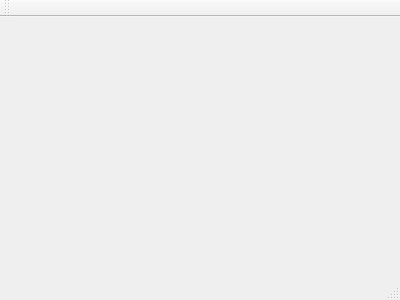
2GAPUH/ChatApplication, file Client/mainwindow.ui: the form before one commit.
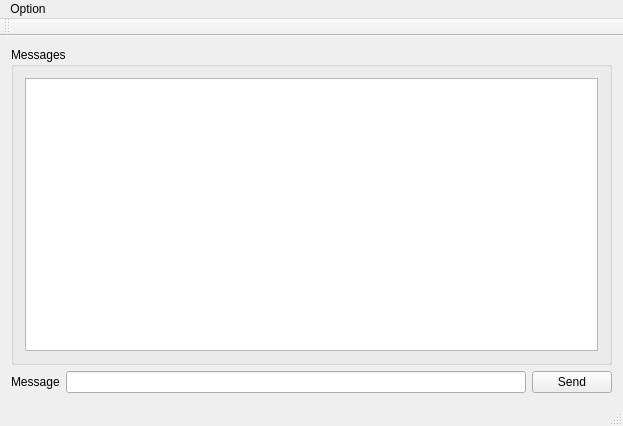
The form after the commit.

```diff
--- a/Client/mainwindow.ui
+++ b/Client/mainwindow.ui
@@ -1,24 +1,93 @@
 <ui version="4.0">
  <class>MainWindow</class>
- <widget class="QMainWindow" name="MainWindow" >
-  <property name="geometry" >
+ <widget class="QMainWindow" name="MainWindow">
+  <property name="geometry">
    <rect>
     <x>0</x>
     <y>0</y>
-    <width>400</width>
-    <height>300</height>
+    <width>623</width>
+    <height>426</height>
    </rect>
   </property>
   <property name="windowTitle" >
    <string>MainWindow</string>
   </property>
-  <widget class="QMenuBar" name="menuBar" />
-  <widget class="QToolBar" name="mainToolBar" />
-  <widget class="QWidget" name="centralWidget" />
-  <widget class="QStatusBar" name="statusBar" />
+  <widget class="QWidget" name="centralWidget">
+   <layout class="QVBoxLayout" name="verticalLayout_2">
+    <item>
+     <widget class="QGroupBox" name="groupBox">
+      <property name="title">
+       <string>Messages</string>
+      </property>
+      <layout class="QVBoxLayout" name="verticalLayout">
+       <item>
+        <widget class="QListWidget" name="lstMessages"/>
+       </item>
+      </layout>
+     </widget>
+    </item>
+    <item>
+     <layout class="QHBoxLayout" name="horizontalLayout">
+      <item>
+       <widget class="QLabel" name="label">
+        <property name="text">
+         <string>Message</string>
+        </property>
+       </widget>
+      </item>
+      <item>
+       <widget class="QLineEdit" name="lnMessage"/>
+      </item>
+      <item>
+       <widget class="QPushButton" name="btnSend">
+        <property name="text">
+         <string>Send</string>
+        </property>
+       </widget>
+      </item>
+     </layout>
+    </item>
+   </layout>
+  </widget>
+  <widget class="QMenuBar" name="menuBar">
+   <property name="geometry">
+    <rect>
+     <x>0</x>
+     <y>0</y>
+     <width>623</width>
+     <height>21</height>
+    </rect>
+   </property>
+   <widget class="QMenu" name="menuOption">
+    <property name="title">
+     <string>Option</string>
+    </property>
+    <addaction name="actionConnect"/>
+    <addaction name="actionExit"/>
+   </widget>
+   <addaction name="menuOption"/>
+  </widget>
+  <widget class="QToolBar" name="mainToolBar">
+   <attribute name="toolBarArea">
+    <enum>TopToolBarArea</enum>
+   </attribute>
+   <attribute name="toolBarBreak">
+    <bool>false</bool>
+   </attribute>
+  </widget>
+  <widget class="QStatusBar" name="statusBar"/>
+  <action name="actionConnect">
+   <property name="text">
+    <string>Connect</string>
+   </property>
+  </action>
+  <action name="actionExit">
+   <property name="text">
+    <string>Exit</string>
+   </property>
+  </action>
  </widget>
- <layoutDefault spacing="6" margin="11" />
- <pixmapfunction></pixmapfunction>
+ <layoutdefault spacing="6" margin="11"/>
  <resources/>
  <connections/>
 </ui>
```
Left out of the diff: 5 changed lines with no effect on the pictures.
